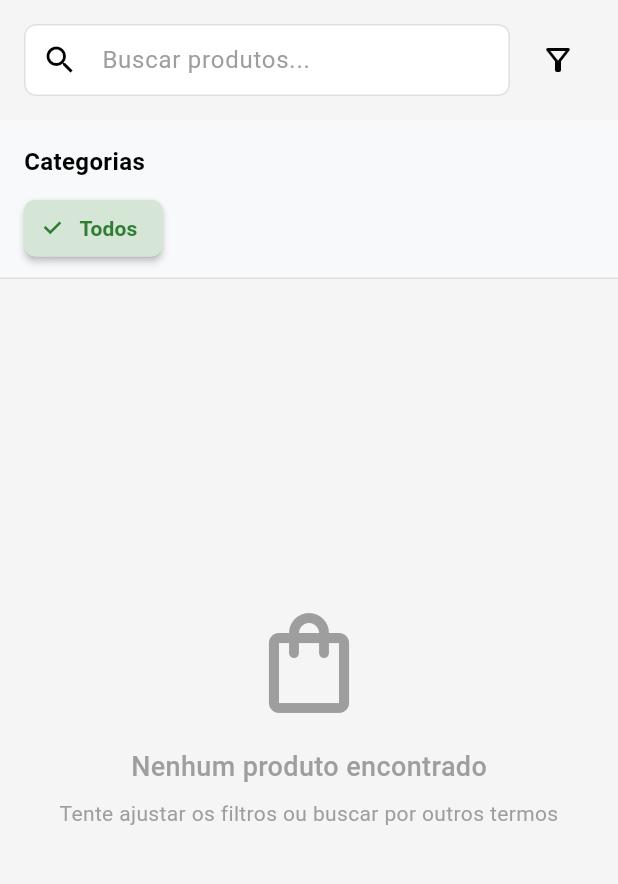
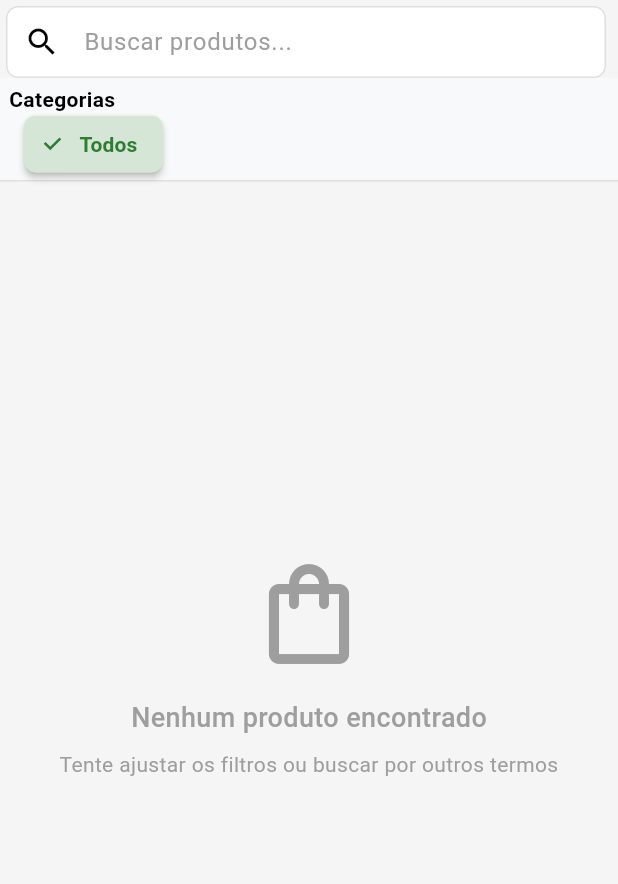
Before and after one commit to allandennis30/compra_pronta, a Flutter app: the ProductListPage screen opened directly, on a phone screen of 412 x 824 dp, the part 84-968 px from its top. Run offline on Flutter 3.47's test engine with Material 3 defaults, Android fonts, the phone set to English and light mode, and no system bars; our stand-ins replace audioplayers, firebase_core, firebase_messaging, flutter_local_notifications, get, get_storage and 9 more; missing offline and left inert: barcode_scan2, mobile_scanner, workmanager; accounts and stored records are empty; network calls fail.

Commit message:
refactor(widgets): adjust padding and spacing in product filters UI
- Simplify padding values across filter components
- Remove unused filter toggle button
- Reduce vertical spacing between elements for compact layout

```diff
--- a/lib/modules/cliente/widgets/product_category_filter.dart
+++ b/lib/modules/cliente/widgets/product_category_filter.dart
@@ -27,7 +27,7 @@ class ProductCategoryFilter extends StatelessWidget {
 
       return Container(
         width: double.infinity,
-        padding: const EdgeInsets.symmetric(vertical: 8),
+        padding: const EdgeInsets.symmetric(vertical: 4),
         decoration: BoxDecoration(
           color: AppColors.surfaceVariant(context),
           border: Border(
@@ -41,17 +41,17 @@ class ProductCategoryFilter extends StatelessWidget {
           crossAxisAlignment: CrossAxisAlignment.start,
           children: [
             const Padding(
-              padding: EdgeInsets.symmetric(horizontal: 16, vertical: 8),
+              padding: EdgeInsets.symmetric(horizontal: 6),
               child: Text(
                 'Categorias',
                 style: TextStyle(
-                  fontSize: 16,
+                  fontSize: 14,
                   fontWeight: FontWeight.bold,
                 ),
               ),
             ),
             SizedBox(
-              height: 50,
+              height: 40,
               child: ListView.builder(
                 scrollDirection: Axis.horizontal,
                 padding: const EdgeInsets.symmetric(horizontal: 16),
@@ -62,7 +62,8 @@ class ProductCategoryFilter extends StatelessWidget {
                   return Padding(
                     padding: const EdgeInsets.only(right: 8),
                     child: Obx(() {
-                      final isSelected = controller.isCategorySelected(category);
+                      final isSelected =
+                          controller.isCategorySelected(category);
 
                       return FilterChip(
                         label: Text(category.isEmpty ? 'Todos' : category),
--- a/lib/modules/cliente/widgets/product_search_bar.dart
+++ b/lib/modules/cliente/widgets/product_search_bar.dart
@@ -11,7 +11,7 @@ class ProductSearchBar extends StatelessWidget {
     final controller = Get.find<ProductListController>();
 
     return Padding(
-      padding: const EdgeInsets.all(16.0),
+      padding: const EdgeInsets.only(top: 4, left: 4),
       child: Row(
         children: [
           Expanded(
@@ -27,7 +27,7 @@ class ProductSearchBar extends StatelessWidget {
             ),
           ),
           const SizedBox(width: 8),
-          Obx(() => IconButton(
+          /*  Obx(() => IconButton(
                 icon: Icon(
                   controller.showFilters
                       ? Icons.filter_alt
@@ -38,7 +38,7 @@ class ProductSearchBar extends StatelessWidget {
                 ),
                 onPressed: controller.toggleFilters,
                 tooltip: 'Filtros Avançados',
-              )),
+              )), */
         ],
       ),
     );
```
Also changed, not shown: lib/modules/cliente/widgets/product_filters_panel.dart (+13 -11 lines).
